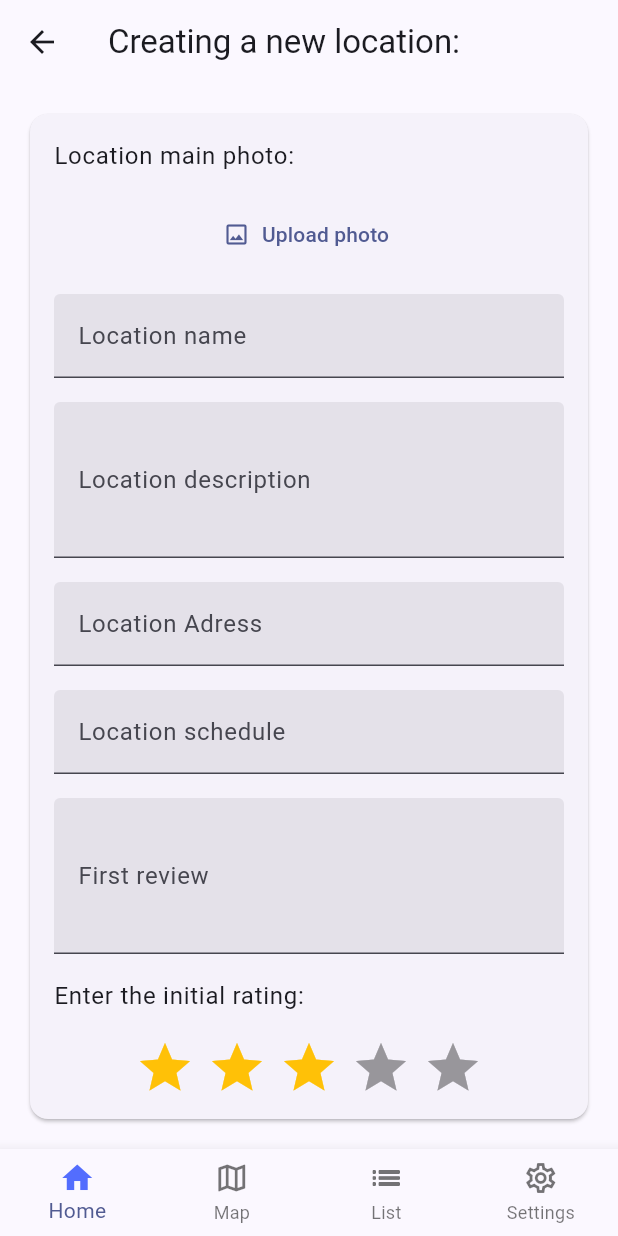
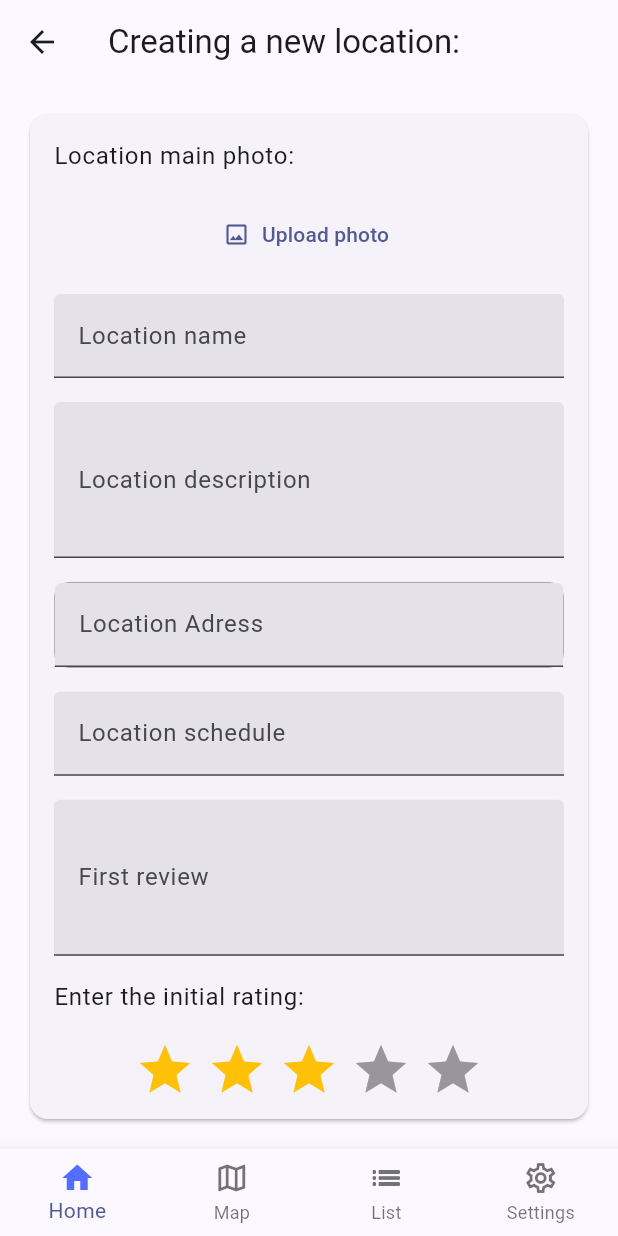
Before and after one commit to azzayatss/cheapp_and_tasty, a Flutter app: the LocationsListScreen screen opened by its route, after a tap on the "add" icon, on a phone screen of 412 x 824 dp. Run offline on Flutter 3.47's test engine with Material 2 defaults, Android fonts, the light colour scheme and no system bars; drawn by our look-alikes of flutter_rating_bar, google_places_flutter; our stand-ins replace carousel_slider, cloud_firestore, firebase_auth, firebase_core, firebase_storage, flutter_hooks and 9 more; accounts and stored records are empty; generated files the repository leaves out were written again.

Commit message:
feat: add new location address autocomplete

```diff
--- a/lib/features/location/add_location/screens/add_new_location_screen.dart
+++ b/lib/features/location/add_location/screens/add_new_location_screen.dart
@@ -18,6 +18,8 @@
 import 'package:flutter_hooks/flutter_hooks.dart';
 import 'package:flutter_rating_bar/flutter_rating_bar.dart';
 import 'package:go_router/go_router.dart';
+import 'package:google_places_flutter/google_places_flutter.dart';
+import 'package:google_places_flutter/model/prediction.dart';
 import 'package:hooks_riverpod/hooks_riverpod.dart';
 import 'package:image_picker/image_picker.dart';
 import 'package:uuid/uuid.dart';
@@ -46,6 +48,8 @@
     final locationPhotos = useState<List<File?>>([]);
     final coverPhotoUrl = useState<String>('');
     final coverPhoto = useState<File?>(null);
+    final latitude = useState<double>(0);
+    final longitude = useState<double>(0);
 
     return SafeArea(
       child: Scaffold(
@@ -116,12 +120,33 @@
                       ),
                     ),
                     const SizedBox(height: AppLayouts.defaultPadding),
-                    TextFormField(
-                      controller: locationAdressController,
-                      decoration: InputDecoration(
+                    //as option autocomplete may be redone by using classic api:
+                    // https://developers.google.com/maps/documentation/places/web-service/autocomplete
+                    // with possibility to provide language parameter
+                    GooglePlaceAutoCompleteTextField(
+                      textEditingController: locationAdressController,
+                      googleAPIKey: 'AIzaSyCxUB2zKCIo0BZQXTRNdzEL6NRFhzBFfVM',
+                      inputDecoration: InputDecoration(
                         hintText: context.tr.locationAdressHint,
                         labelText: context.tr.locationAdressLabel,
                       ),
+                      debounceTime: 200,
+                      getPlaceDetailWithLatLng: (Prediction prediction) {
+                        longitude.value = double.parse(prediction.lng ?? '0.0');
+                        latitude.value = double.parse(prediction.lat ?? '0.0');
+                        locationAdressController.text =
+                            prediction.description ?? '';
+                      },
+                      itemClick: (Prediction prediction) {
+                        locationAdressController
+                          ..text = prediction.description ?? ''
+                          ..selection = TextSelection.fromPosition(
+                            TextPosition(
+                              offset: prediction.description?.length ?? 0,
+                            ),
+                          );
+                      },
+                      seperatedBuilder: const Divider(),
                     ),
                     const SizedBox(height: AppLayouts.defaultPadding),
                     TextFormField(
@@ -269,9 +294,8 @@
                               locationId: const Uuid().v4(),
                               locationDescription:
                                   locationDescriptionController.text,
-                              //TODO azzayats -> replace hardcoded values with add on map feature in future
-                              locationLatitude: 0,
-                              locationLongitude: 0,
+                              locationLatitude: latitude.value,
+                              locationLongitude: longitude.value,
                               locationAdress: locationAdressController.text,
                               locationWorkingSchedule:
                                   locationScheduleController.text,
--- a/lib/features/location/location_full_page/widgets/location_adress_with_icon_row.dart
+++ b/lib/features/location/location_full_page/widgets/location_adress_with_icon_row.dart
@@ -18,8 +18,10 @@
         const SizedBox(
           width: AppLayouts.defaultPadding / 2,
         ),
-        Text(
-          location.locationAdress,
+        Expanded(
+          child: Text(
+            location.locationAdress,
+          ),
         ),
       ],
     );
--- a/lib/features/location/locations_listing/screens/locations_listing_screen.dart
+++ b/lib/features/location/locations_listing/screens/locations_listing_screen.dart
@@ -28,12 +28,27 @@
             body: Stack(
               children: [
                 if (list.isEmpty)
-                  Center(
-                    child: Text(
-                      context.tr.noLocationsToDisplay,
-                    ),
+                  Column(
+                    mainAxisAlignment: MainAxisAlignment.center,
+                    children: [
+                      Center(
+                        child: Text(
+                          context.tr.noLocationsToDisplay,
+                        ),
+                      ),
+                      const SizedBox(
+                        height: AppLayouts.defaultPadding,
+                      ),
+                      IconButton(
+                        onPressed: () => ref.refresh(
+                          locationListControllerProvider,
+                        ),
+                        icon: const Icon(Icons.refresh),
+                      ),
+                    ],
                   )
                 else
+                  //TODO azzayats: this thing can be redone with streams so we will not need refreshing at all.
                   RefreshIndicator(
                     onRefresh: () =>
                         ref.refresh(locationListControllerProvider.future),
--- a/lib/features/map/screens/map_screen.dart
+++ b/lib/features/map/screens/map_screen.dart
@@ -31,7 +31,8 @@
       Completer<GoogleMapController>();
   @override
   void initState() {
-    getLocation();
+    //TODO azzayats: unkoment line below to use real device location
+    // getLocation();
     super.initState();
   }
 
@@ -52,6 +53,7 @@
           title: Text(context.tr.navigationBarLabel1),
         ),
         body: GoogleMap(
+          myLocationEnabled: true,
           initialCameraPosition: CameraPosition(
             target: currentPosition,
             zoom: 13.5,
--- a/pubspec.yaml
+++ b/pubspec.yaml
@@ -60,6 +60,7 @@
   firebase_storage: ^11.2.6
   google_maps_flutter: ^2.4.1
   geolocator: ^10.0.0
+  google_places_flutter: ^2.0.6
 
 dev_dependencies:
   flutter_test:
```
Also changed, not shown: pubspec.lock, 1 other file.
